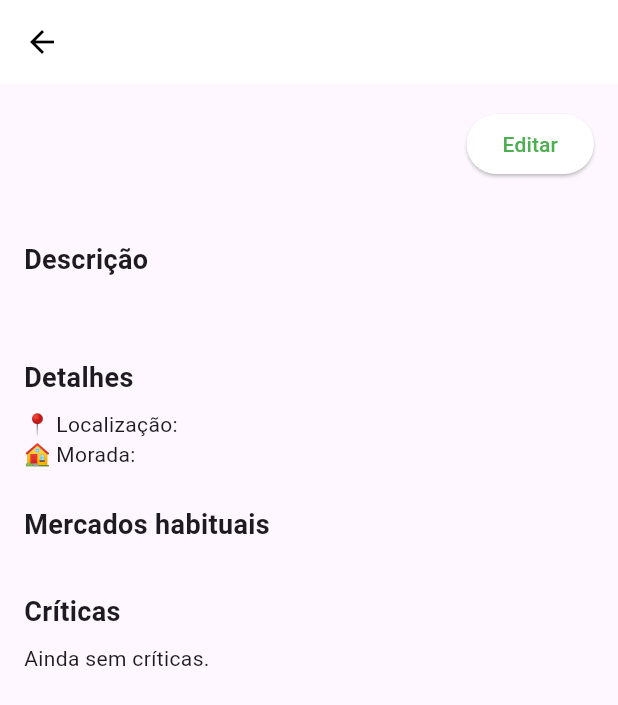
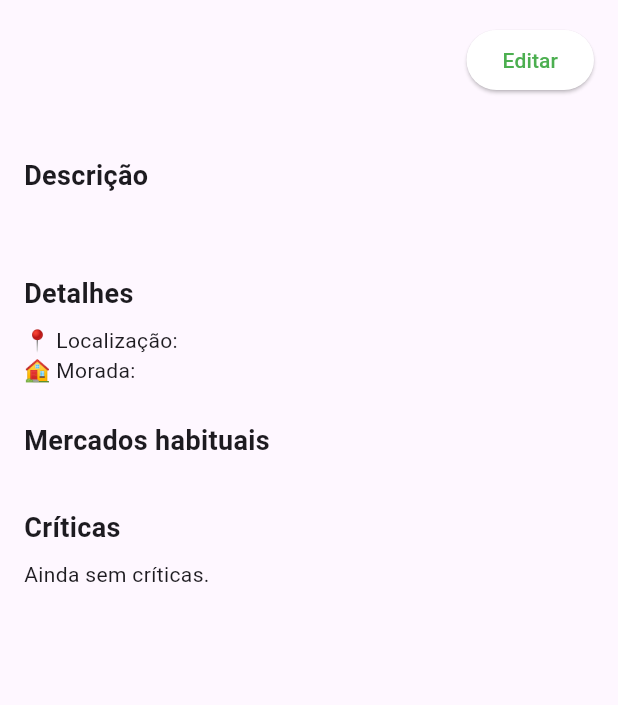
Before and after one commit to PedroFSerra-Uni/CMProject, a Flutter app: the BancaHomeScreen screen opened by its route, on a phone screen of 412 x 824 dp. Shown: the top 705 px of the screen. Run offline on Flutter 3.47's test engine with Material 3 defaults, Android fonts, the phone set to English and light mode, and no system bars; our stand-ins replace cloud_firestore, firebase_auth, firebase_core, firebase_database, flutter_local_notifications, geocoding and 3 more; accounts and stored records are empty.

Commit message:
all fixeddddd, now just maps left

```diff
--- a/lib/screens/ad_screen.dart
+++ b/lib/screens/ad_screen.dart
@@ -298,7 +298,7 @@ class _CreateAdScreenState extends State<CreateAdScreen> {
                   child: ElevatedButton(
                     onPressed: _cancel,
                     style: ElevatedButton.styleFrom(backgroundColor: Colors.grey),
-                    child: const Text('Cancelar'),
+                    child: const Text('Limpar'),
                   ),
                 ),
                 const SizedBox(width: 8),
--- a/lib/screens/banca_screen.dart
+++ b/lib/screens/banca_screen.dart
@@ -69,9 +69,7 @@ class _BancaHomeScreenState extends State<BancaHomeScreen> {
     final screenWidth = MediaQuery.of(context).size.width;
 
     return Scaffold(
-      appBar: AppBar(
-        title: Text(bancaData!['nome'] ?? 'Minha Banca'),
-      ),
+
       body: SingleChildScrollView(
         padding: const EdgeInsets.all(16),
         child: Column(
--- a/lib/screens/search_screen.dart
+++ b/lib/screens/search_screen.dart
@@ -29,7 +29,7 @@ class _SearchScreenState extends State<SearchScreen> {
       appBar: AppBar(
         leading: Builder(
           builder: (context) => IconButton(
-            icon: const Icon(Icons.menu),
+            icon: const Icon(Icons.arrow_forward_ios),
             onPressed: () => Scaffold.of(context).openDrawer(),
           ),
         ),
```
